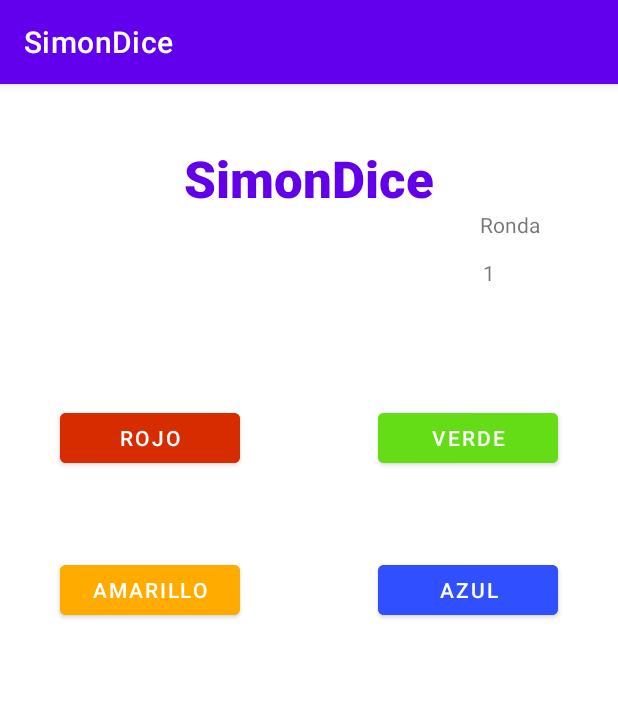
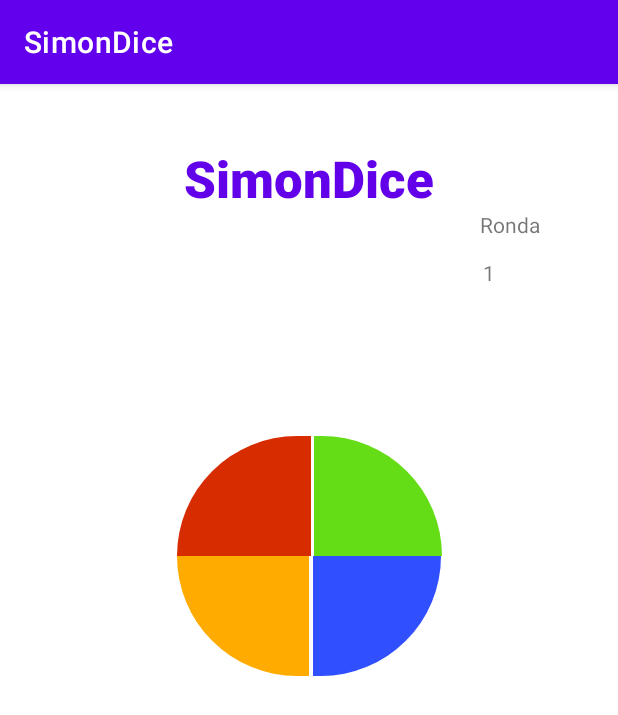
Before and after one commit to patriciamv97/SimonDice, an Android app: the screen it shows after launch (MainActivity), after a tap on "JUGAR", on a phone screen of 412 x 824 dp. Shown: the top 715 px of the screen. Run offline under Robolectric (Android 15) with nearby library versions, the light colour scheme and no system bars.

Commit message:
Nuevo layout , se añaden xml a drawable

```diff
--- a/app/src/main/java/com/dam2a/simondice/MainActivity.kt
+++ b/app/src/main/java/com/dam2a/simondice/MainActivity.kt
@@ -1,6 +1,7 @@
 package com.dam2a.simondice
 
 import android.graphics.Color
+import android.graphics.drawable.Drawable
 import androidx.appcompat.app.AppCompatActivity
 import android.os.Bundle
 import android.util.Log
@@ -9,6 +10,7 @@ import android.widget.TextView
 import android.widget.Toast
 import kotlinx.coroutines.*
 import android.media.MediaPlayer
+import androidx.core.content.res.ResourcesCompat
 
 
 class MainActivity : AppCompatActivity() {
@@ -77,8 +79,8 @@ class MainActivity : AppCompatActivity() {
 
         sonidos[0] = MediaPlayer.create(this, R.raw.sonidoboton)
         sonidos[1] = MediaPlayer.create(this, R.raw.nelson)
-        sonidos[2] = MediaPlayer.create(this,R.raw.subnormal)
-        sonidos[3] = MediaPlayer.create(this,R.raw.verguenza)
+        sonidos[2] = MediaPlayer.create(this, R.raw.subnormal)
+        sonidos[3] = MediaPlayer.create(this, R.raw.verguenza)
 
         empezarJugar?.setOnClickListener {
             sonidos[0]?.start()
@@ -124,15 +126,15 @@ class MainActivity : AppCompatActivity() {
 
     suspend fun secuenciaBotones() {
 
-        val colores = arrayOf("#D72B00", "#64DD17", "#FFAB00", "#304FFE")
         val random = (0..3).random()
         secuencia.add(random)
         val tamanho = ronda - 1
         for (i in 0..tamanho) {
             delay(500)
-            arrayBotones[secuencia[i]]?.setBackgroundColor(Color.WHITE)
+            arrayBotones[secuencia[i]]?.visibility= Button.INVISIBLE
             delay(500)
-            arrayBotones[secuencia[i]]?.setBackgroundColor(Color.parseColor(colores[secuencia[i]]))
+            arrayBotones[secuencia[i]]?.visibility=Button.VISIBLE
+
 
         }
         secuenciaTerminada = true
@@ -155,8 +157,8 @@ class MainActivity : AppCompatActivity() {
                         comprobarSecuencia()
                     }
                 }
-                if(!secuenciaTerminada){
-                    Toast.makeText(this,mensajeUsuario[2],Toast.LENGTH_SHORT).show()
+                if (!secuenciaTerminada) {
+                    Toast.makeText(this, mensajeUsuario[2], Toast.LENGTH_SHORT).show()
                 }
             }
 
--- /dev/null
+++ b/app/src/main/res/drawable-v24/boton_amarillo.xml
@@ -0,0 +1,13 @@
+<?xml version="1.0" encoding="utf-8"?>
+<shape xmlns:android="http://schemas.android.com/apk/res/android"
+    android:shape="rectangle">
+    <corners
+        android:bottomLeftRadius="1000dp"
+        android:bottomRightRadius="0dp"
+        android:topLeftRadius="0dp"
+        android:topRightRadius="0dp"
+        />
+    <size
+        android:width="15dp"
+        android:height="15dp" />
+</shape>
--- /dev/null
+++ b/app/src/main/res/drawable-v24/boton_rojo.xml
@@ -0,0 +1,14 @@
+<?xml version="1.0" encoding="utf-8"?>
+<shape xmlns:android="http://schemas.android.com/apk/res/android"
+    android:shape="rectangle">
+
+    <corners
+        android:bottomLeftRadius="0dp"
+        android:bottomRightRadius="0dp"
+        android:topLeftRadius="1000dp"
+        android:topRightRadius="0dp"
+        />
+    <size
+        android:width="15dp"
+        android:height="15dp" />
+</shape>
--- /dev/null
+++ b/app/src/main/res/drawable-v24/boton_verde.xml
@@ -0,0 +1,13 @@
+<?xml version="1.0" encoding="utf-8"?>
+<shape xmlns:android="http://schemas.android.com/apk/res/android"
+    android:shape="rectangle">
+    <corners
+        android:bottomLeftRadius="0dp"
+        android:bottomRightRadius="0dp"
+        android:topLeftRadius="0dp"
+        android:topRightRadius="1000dp"
+        />
+    <size
+        android:width="15dp"
+        android:height="15dp" />
+</shape>
--- /dev/null
+++ b/app/src/main/res/drawable/boton_azul.xml
@@ -0,0 +1,14 @@
+<?xml version="1.0" encoding="utf-8"?>
+<shape xmlns:android="http://schemas.android.com/apk/res/android"
+    android:shape="rectangle">
+
+    <corners
+        android:bottomLeftRadius="0dp"
+        android:bottomRightRadius="1000dp"
+        android:topLeftRadius="0dp"
+        android:topRightRadius="0dp"
+        />
+    <size
+        android:width="15dp"
+        android:height="15dp" />
+</shape>
--- a/app/src/main/res/layout/activity_main.xml
+++ b/app/src/main/res/layout/activity_main.xml
@@ -4,7 +4,6 @@
     xmlns:tools="http://schemas.android.com/tools"
     android:layout_width="match_parent"
     android:layout_height="match_parent"
-    android:backgroundTint="#D50000"
     tools:context=".MainActivity">
 
     <androidx.constraintlayout.widget.Guideline
@@ -14,64 +13,72 @@
         android:orientation="horizontal"
         app:layout_constraintGuide_percent="0.41" />
 
-    <Button
+    <androidx.appcompat.widget.AppCompatButton
+
+        android:id="@+id/verde"
+        android:layout_width="85dp"
+        android:layout_height="80dp"
+        android:layout_marginEnd="132dp"
+        android:background="@drawable/boton_verde"
+        android:backgroundTint="#64DD17"
+        app:layout_constraintBottom_toTopOf="@+id/guideline7"
+
+        app:layout_constraintEnd_toEndOf="parent"
+        app:layout_constraintStart_toEndOf="@+id/rojo" />
+
+    <androidx.appcompat.widget.AppCompatButton
         android:id="@+id/rojo"
-        android:layout_width="120dp"
-        android:layout_height="45dp"
-        android:layout_marginStart="40dp"
-        android:layout_marginBottom="56dp"
+        android:layout_width="89dp"
+        android:layout_height="80dp"
+        android:layout_marginStart="132dp"
+        android:layout_marginEnd="2dp"
+        android:background="@drawable/boton_rojo"
         android:backgroundTint="#D72B00"
-        android:text="@string/rojo"
         app:layout_constraintBottom_toTopOf="@+id/guideline7"
+        app:layout_constraintEnd_toStartOf="@+id/verde"
         app:layout_constraintStart_toStartOf="parent" />
 
-    <Button
-        android:id="@+id/verde"
-        android:layout_width="120dp"
-        android:layout_height="45dp"
-        android:layout_marginEnd="40dp"
-        android:layout_marginBottom="56dp"
-        android:backgroundTint="#64DD17"
-        android:text="@string/verde"
-        app:layout_constraintBottom_toTopOf="@+id/guideline7"
-        app:layout_constraintEnd_toEndOf="parent" />
+    <androidx.appcompat.widget.AppCompatButton
+        android:id="@+id/azul"
+        android:layout_width="85dp"
+        android:layout_height="80dp"
+        android:layout_marginStart="1dp"
+        android:layout_marginEnd="132dp"
+        android:background="@drawable/boton_azul"
+        android:backgroundTint="#304FFE"
+        app:layout_constraintEnd_toEndOf="parent"
+        app:layout_constraintStart_toEndOf="@+id/amarillo"
+        app:layout_constraintTop_toBottomOf="@+id/verde" />
 
-    <Button
+    <androidx.appcompat.widget.AppCompatButton
         android:id="@+id/amarillo"
-        android:layout_width="120dp"
-        android:layout_height="45dp"
-        android:layout_marginStart="40dp"
-        android:layout_marginTop="56dp"
+        android:layout_width="88dp"
+        android:layout_height="80dp"
+        android:layout_marginStart="132dp"
+        android:layout_marginEnd="1dp"
+        android:background="@drawable/boton_amarillo"
         android:backgroundTint="#FFAB00"
-        android:text="@string/amarillo"
+        app:layout_constraintEnd_toStartOf="@+id/azul"
+        app:layout_constraintHorizontal_bias="0.0"
         app:layout_constraintStart_toStartOf="parent"
         app:layout_constraintTop_toBottomOf="@+id/rojo" />
-
-    <Button
-        android:id="@+id/azul"
-        android:layout_width="120dp"
-        android:layout_height="45dp"
-        android:layout_marginTop="56dp"
-        android:layout_marginEnd="40dp"
-        android:backgroundTint="#304FFE"
-        android:text="@string/azul"
-        app:layout_constraintEnd_toEndOf="parent"
-        app:layout_constraintTop_toBottomOf="@+id/verde" />
 
     <Button
         android:id="@+id/jugar"
         android:layout_width="wrap_content"
         android:layout_height="wrap_content"
-        android:layout_marginBottom="168dp"
+        android:layout_marginBottom="184dp"
         android:text="@string/jugar"
         app:layout_constraintBottom_toBottomOf="parent"
         app:layout_constraintEnd_toEndOf="parent"
+        app:layout_constraintHorizontal_bias="0.498"
         app:layout_constraintStart_toStartOf="parent" />
 
     <androidx.constraintlayout.widget.Guideline
         android:id="@+id/guideline6"
         android:layout_width="wrap_content"
         android:layout_height="wrap_content"
+        android:layout_marginStart="2dp"
         android:layout_marginEnd="234dp"
         android:orientation="horizontal"
         app:layout_constraintEnd_toStartOf="@+id/verde"
@@ -116,6 +123,4 @@
         app:layout_constraintTop_toTopOf="parent"
         tools:visibility="invisible" />
 
-
-
 </androidx.constraintlayout.widget.ConstraintLayout>
```
